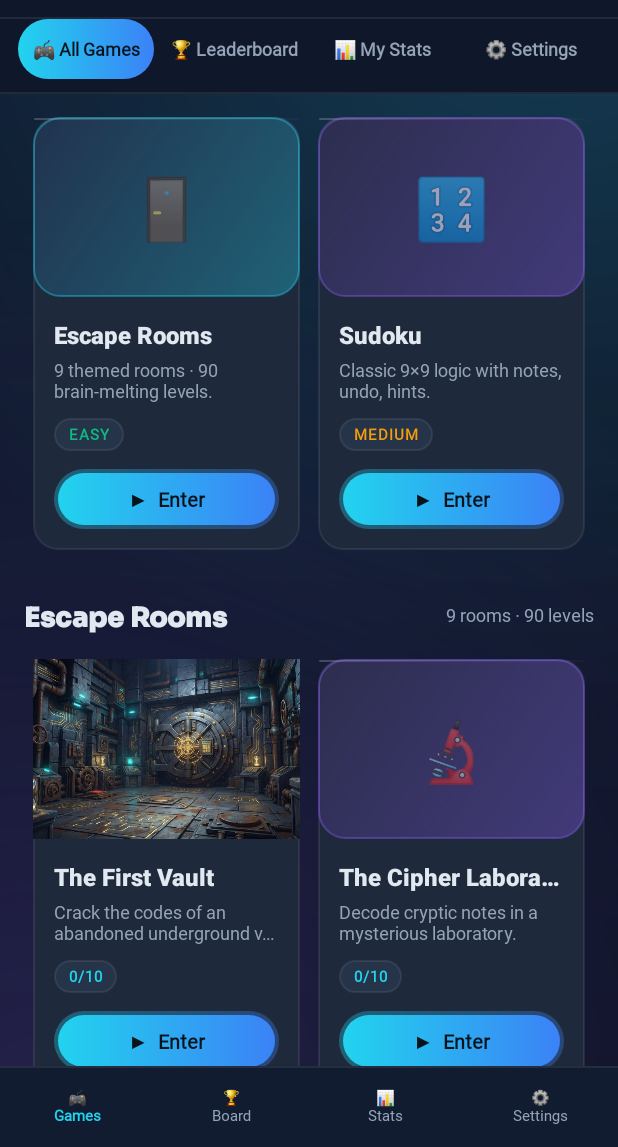
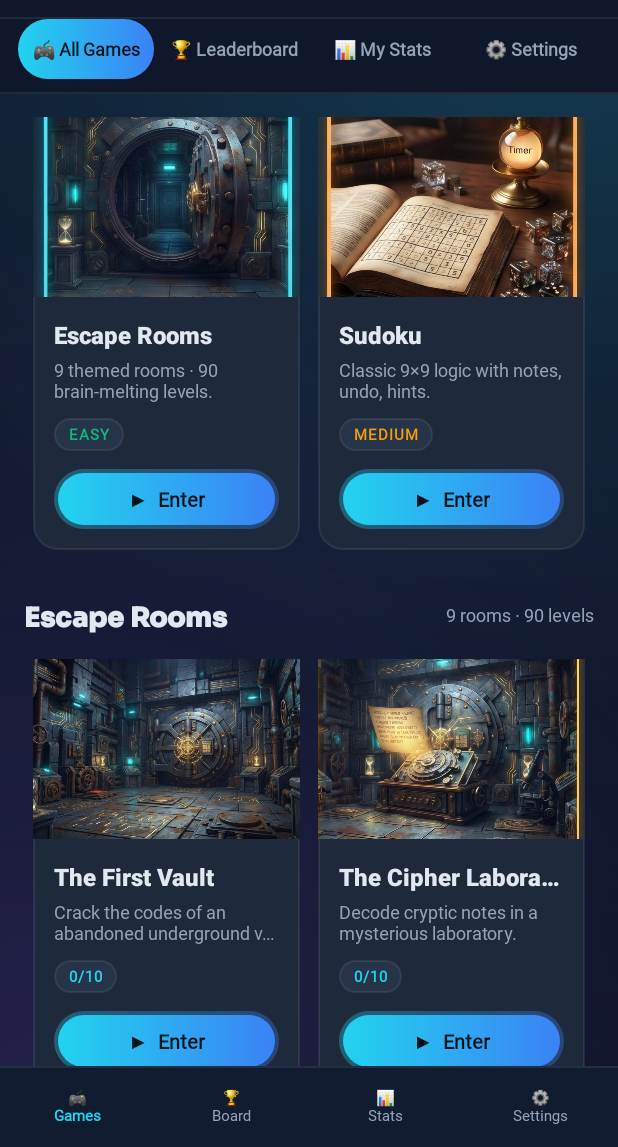
Before and after one commit to bhattaraidipesh060-gif/Puzzle-World, an Android app: the HomeActivity screen opened directly, with no data from a screen before it, scrolled down 453 dp, on a phone screen of 412 x 824 dp, the part 89-1236 px from its top. Run offline under Robolectric (Android 15) with nearby library versions, the phone set to English and light mode, and no system bars; network calls fail.

Commit message:
Add remaining card artwork: 4 game cards + Cipher Laboratory room
Crop the 5-panel collage (Escape Rooms, Sudoku, Word Descrambler,
Daily Challenges, The Cipher Laboratory) into individual images and wire
them into web (GAMES.img + ROOM_IMAGES) and Android (GameItem.imageRes
via R.drawable.game_*/room_02_cipher_lab). Every game and room card now
has custom artwork; no emoji placeholders remain.

Bump app.js cache-buster to v=20261120.

```diff
--- a/app/src/main/java/com/jeiu/puzzleworld/HomeActivity.kt
+++ b/app/src/main/java/com/jeiu/puzzleworld/HomeActivity.kt
@@ -62,7 +62,7 @@ class HomeActivity : AppCompatActivity() {
         RoomCard("room_01_vault", "The First Vault", "🏦", R.drawable.ps_art_cyan,
             "Crack the codes of an abandoned underground vault.", imageRes = R.drawable.room_01_vault),
         RoomCard("room_02_cipher_lab", "The Cipher Laboratory", "🔬", R.drawable.ps_art_purple,
-            "Decode cryptic notes in a mysterious laboratory."),
+            "Decode cryptic notes in a mysterious laboratory.", imageRes = R.drawable.room_02_cipher_lab),
         RoomCard("room_03_observatory", "The Clockwork Observatory", "🔭", R.drawable.ps_art_emerald,
             "Stop the celestial clock before time runs out.", imageRes = R.drawable.room_03_observatory),
         RoomCard("room_04_study", "The Puzzle Master's Study", "📚", R.drawable.ps_art_amber,
@@ -82,16 +82,20 @@ class HomeActivity : AppCompatActivity() {
     private val allGames = listOf(
         GameCardAdapter.GameItem("rooms", "🚪", "Escape Rooms",
             "9 themed rooms · 90 brain-melting levels.", "EASY", R.color.ps_emerald,
-            R.drawable.ps_art_cyan, "escape", "escape rooms vault rooms"),
+            R.drawable.ps_art_cyan, "escape", "escape rooms vault rooms",
+            imageRes = R.drawable.game_rooms),
         GameCardAdapter.GameItem("sudoku", "🔢", "Sudoku",
             "Classic 9×9 logic with notes, undo, hints.", "MEDIUM", R.color.ps_amber,
-            R.drawable.ps_art_purple, "puzzle", "sudoku logic numbers grid"),
+            R.drawable.ps_art_purple, "puzzle", "sudoku logic numbers grid",
+            imageRes = R.drawable.game_sudoku),
         GameCardAdapter.GameItem("word", "🔤", "Word Descrambler",
             "Unscramble words against the clock. Streaks multiply.", "MEDIUM", R.color.ps_amber,
-            R.drawable.ps_art_emerald, "word", "word descrambler letters scramble"),
+            R.drawable.ps_art_emerald, "word", "word descrambler letters scramble",
+            imageRes = R.drawable.game_word),
         GameCardAdapter.GameItem("daily", "📅", "Daily Challenge",
             "One fresh puzzle every day. Compete globally.", "HARD", R.color.ps_rose,
-            R.drawable.ps_art_amber, "daily", "daily challenge today streak")
+            R.drawable.ps_art_amber, "daily", "daily challenge today streak",
+            imageRes = R.drawable.game_daily)
     )
 
     override fun onCreate(savedInstanceState: Bundle?) {
```
Also changed, not shown: app/src/main/res/drawable-nodpi/game_daily.jpg (added), app/src/main/res/drawable-nodpi/game_rooms.jpg (added), app/src/main/res/drawable-nodpi/game_sudoku.jpg (added), app/src/main/res/drawable-nodpi/game_word.jpg (added), app/src/main/res/drawable-nodpi/room_02_cipher_lab.jpg (added), 7 other files.
